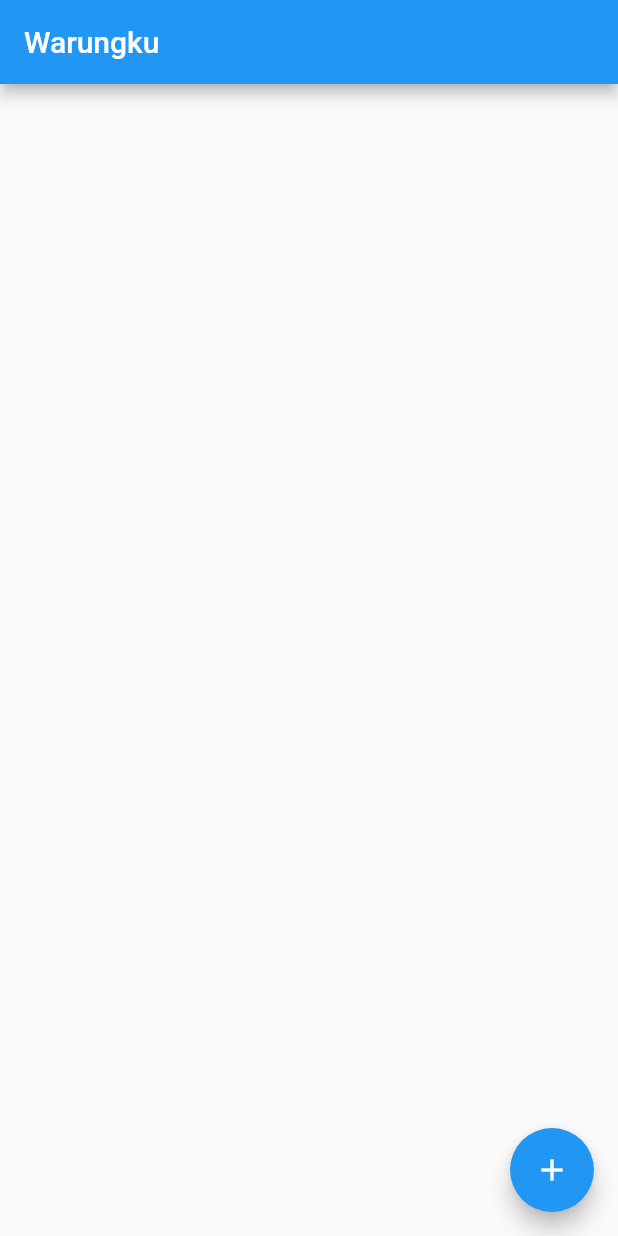
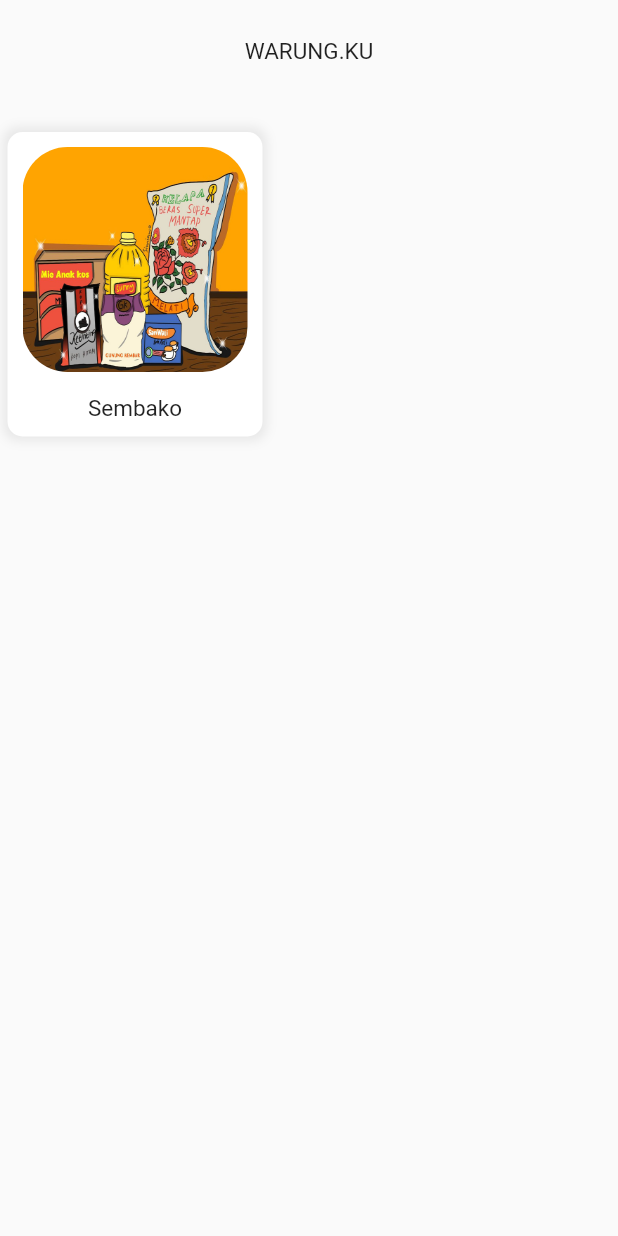
Before and after one commit to xyperam/warungku, a Flutter app: the screen it shows after launch, on a phone screen of 412 x 824 dp. Run offline on Flutter 3.47's test engine with Material 2 defaults, Android fonts, the phone set to English and light mode, and no system bars; our stand-ins replace animated_splash_screen, lottie, sqflite; accounts and stored records are empty; Roboto replaces fonts that are missing (Varela).

Commit message:
Add Menu

```diff
--- a/lib/splashscreen.dart
+++ b/lib/splashscreen.dart
@@ -1,4 +1,6 @@
-import 'views/home.dart';
+import 'package:warungku/views/Menu.dart';
+
+// import 'views/home.dart';
 import 'package:flutter/material.dart';
 import 'package:animated_splash_screen/animated_splash_screen.dart';
 import 'package:lottie/lottie.dart';
@@ -11,7 +13,7 @@
         child: AnimatedSplashScreen(
           splash: LottieBuilder.asset('assets/logistic.json',
               height: 150, width: 150, fit: BoxFit.fitWidth),
-          nextScreen: Home(),
+          nextScreen: Menu(),
           splashTransition: SplashTransition.fadeTransition,
           backgroundColor: Colors.white12,
           // duration: 1800,
--- /dev/null
+++ b/lib/views/Menu.dart
@@ -0,0 +1,94 @@
+import 'package:flutter/material.dart';
+
+import 'home.dart';
+
+class Menu extends StatelessWidget {
+  @override
+  Widget build(BuildContext context) {
+    return Scaffold(
+        body: ListView(
+      children: <Widget>[
+        Column(
+          mainAxisAlignment: MainAxisAlignment.spaceBetween,
+          // crossAxisAlignment: CrossAxisAlignment.center,
+          children: [
+            Column(
+              children: <Widget>[
+                Container(
+                  margin: EdgeInsets.only(
+                      top: 25.0, bottom: 0.0, left: 50.0, right: 50.0),
+                  child: Text(
+                    "WARUNG.KU",
+                    style: TextStyle(fontFamily: 'Varela', fontSize: 15.0),
+                  ),
+                ),
+              ],
+            ),
+
+// Layout 1
+            Row(
+              children: <Widget>[
+// Menu 1 Start
+                Container(
+                  margin: EdgeInsets.only(
+                      top: 45.0, bottom: 0.0, left: 5.0, right: 5.0),
+                  decoration: BoxDecoration(
+                      borderRadius: BorderRadius.circular(10.0),
+                      boxShadow: [
+                        BoxShadow(
+                            color: Colors.grey.withOpacity(0.2),
+                            spreadRadius: 3.0,
+                            blurRadius: 5.0)
+                      ],
+                      color: Colors.white),
+                  child: Column(
+                    children: [
+                      Container(
+                        margin: EdgeInsets.all(10.0),
+                        child: InkWell(
+                          onTap: () => {
+                            Navigator.push(context,
+                                MaterialPageRoute(builder: (context) {
+                              return Home();
+                            }))
+                          },
+                        ),
+                        padding: EdgeInsets.only(
+                            top: 10.0, bottom: 10.0, left: 10.0, right: 10.0),
+                        height: 150.0,
+                        width: 150.0,
+                        decoration: BoxDecoration(
+                            boxShadow: [
+                              BoxShadow(
+                                color: Colors.white,
+                              ),
+                            ],
+                            borderRadius: BorderRadius.circular(30.0),
+                            image: DecorationImage(
+                              image: new AssetImage('assets/sembako.jpg'),
+                              fit: BoxFit.fill,
+                              alignment: Alignment.center,
+                            )),
+                      ),
+                      SizedBox(
+                        height: 5.0,
+                      ),
+                      Text(
+                        "Sembako",
+                        style: TextStyle(fontFamily: 'Varela', fontSize: 15.0),
+                      ),
+                      SizedBox(
+                        height: 10.0,
+                      ),
+                    ],
+                  ),
+                ),
+//Menu 1 End
+              ],
+            ),
+          ],
+        )
+      ],
+    ));
+  }
+}
--- a/lib/views/home.dart
+++ b/lib/views/home.dart
@@ -1,4 +1,5 @@
 import 'package:flutter/material.dart';
+import 'package:warungku/views/Menu.dart';
 import 'package:warungku/views/form.dart';
 import 'package:warungku/models/barang.dart';
 import 'package:warungku/helper/dbhelper.dart';
@@ -25,6 +26,7 @@
       appBar: AppBar(
         title: Text('Warungku'),
       ),
+      // body: Menu(),
       body: createListView(),
       floatingActionButton: FloatingActionButton(
         child: Icon(Icons.add),
@@ -52,6 +54,7 @@
     return ListView.builder(
       itemCount: count,
       itemBuilder: (BuildContext context, int index) {
+// Mebuat Component untuk item Barang dan Stock
         return Card(
           color: Colors.white,
           elevation: 2.0,
@@ -74,6 +77,7 @@
             },
           ),
         );
+// Component END
       },
     );
 
```
